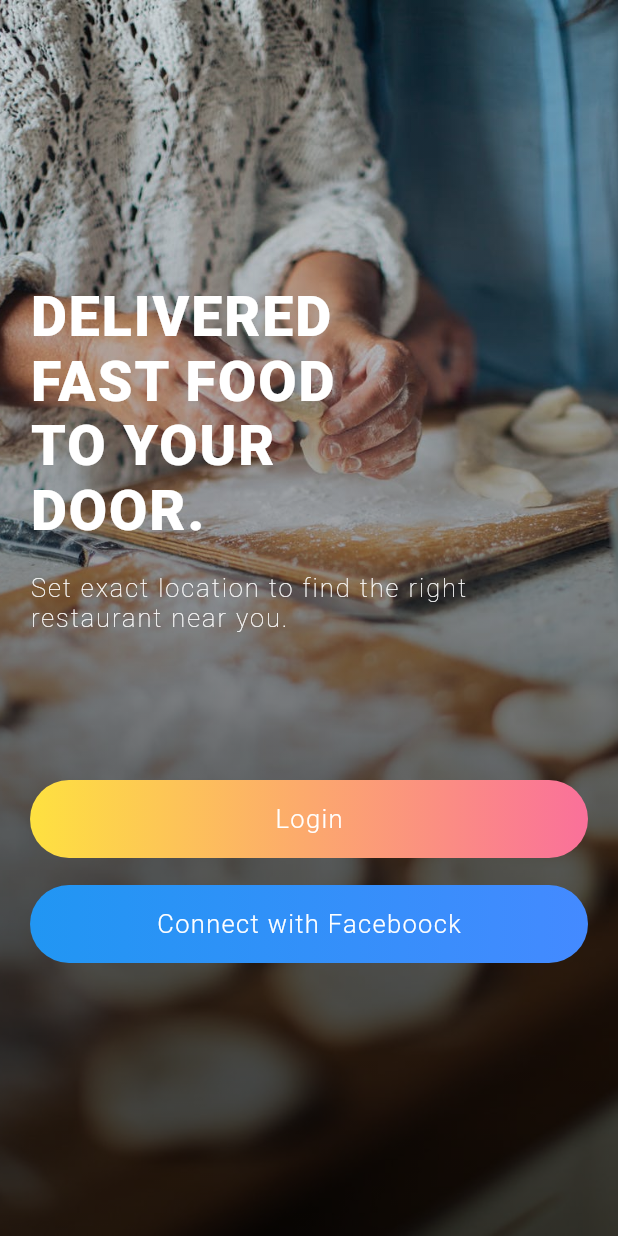
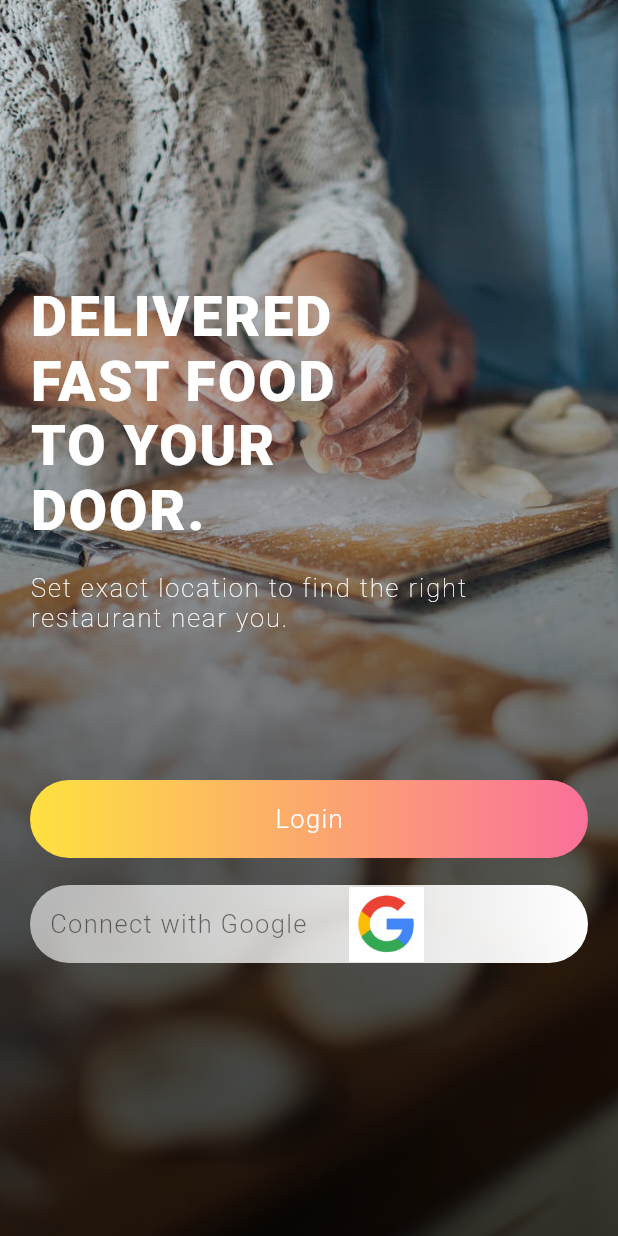
Before and after one commit to rocksolid911/food_app, a Flutter app: the screen it shows after launch, on a phone screen of 412 x 824 dp. Run offline on Flutter 3.47's test engine with Material 2 defaults, Android fonts, the phone set to English and light mode, and no system bars; our stand-ins replace after_layout, cached_network_image, carousel_pro, carousel_slider, firebase_core, flutter_rating and 6 more; missing offline and left inert: credit_card; accounts and stored records are empty; Roboto replaces fonts that are missing (Sofia).

Commit message:
add google signin button with setting of google sign in class addedd..

```diff
--- a/lib/Screen/Template1/OnBoarding_Screen/Choose_Login.dart
+++ b/lib/Screen/Template1/OnBoarding_Screen/Choose_Login.dart
@@ -159,6 +159,7 @@ class _chooseLoginState extends State<chooseLogin>
                                             tapLogin = 1;
                                           });
                                           _Playanimation();
+
                                           return tapLogin;
                                         },
                                         child: ButtonCustom(
@@ -191,9 +192,13 @@ class _chooseLoginState extends State<chooseLogin>
                                       return tapSignup;
                                     },
                                     child: ButtonCustom(
-                                      txt: "Connect with Faceboock",
-                                      gradient1: Colors.blue,
-                                      gradient2: Colors.blueAccent,
+                                      image: Image(
+                                        image: AssetImage(
+                                            'assets/Template1/image/googlelogo.png'),
+                                      ),
+                                      txt: "Connect with Google",
+                                      gradient1: Colors.white60,
+                                      gradient2: Colors.white,
                                       border: Colors.transparent,
                                     ),
                                   ),
@@ -223,8 +228,10 @@ class ButtonCustom extends StatelessWidget {
   Color gradient1;
   Color gradient2;
   Color border;
+  Image image;
 
-  ButtonCustom({this.txt, this.gradient1, this.gradient2, this.border});
+  ButtonCustom(
+      {this.txt, this.gradient1, this.gradient2, this.border, this.image});
 
   Widget build(BuildContext context) {
     return Material(
@@ -248,7 +255,8 @@ class ButtonCustom extends StatelessWidget {
                   ]),
                 ),
                 child: Center(
-                  child: Text(
+                  child: image == null
+                      ? Text(
                           txt,
                           style: TextStyle(
                               color: Colors.white,
@@ -256,9 +264,38 @@ class ButtonCustom extends StatelessWidget {
                               fontWeight: FontWeight.w300,
                               fontFamily: "Sofia",
                               letterSpacing: 0.9),
-              )),
+                        )
+                      : Row(
+                          children: [
+                            Padding(
+                              padding: const EdgeInsets.only(left:12.0),
+                              child: Text(
+                                txt,
+                                style: TextStyle(
+                                    color: Colors.black54,
+                                    fontSize: 17.0,
+                                    fontWeight: FontWeight.w300,
+                                    fontFamily: "Sofia",
+                                    letterSpacing: 0.9),
                               ),
-          );
+                            ),
+                            ClipRect(
+                              child: SizedBox(
+                                child: Padding(
+                                  padding: const EdgeInsets.only(left:28.0),
+                                  child: Image(
+                                    colorBlendMode: BlendMode.color,
+                                    fit: BoxFit.contain,
+                                    image: AssetImage(
+                                        'assets/Template1/image/googlelogo.png'),
+                                  ),
+                                ),
+                              ),
+                            ),
+                          ],
+                        ),
+                ),
+              ));
         }),
       ),
     );
--- /dev/null
+++ b/lib/services/signin_services.dart
@@ -0,0 +1,2 @@
+import 'package:flutter/material.dart';
+import 'package:google_sign_in/google_sign_in.dart';
--- a/pubspec.yaml
+++ b/pubspec.yaml
@@ -20,6 +20,8 @@ dependencies:
   flutter:
     sdk: flutter
   firebase_core: "0.5.0"
+  firebase_auth: ^0.18.0+1
+  google_sign_in: ^4.5.3
 
 
   # The following adds the Cupertino Icons font to your application.
@@ -134,6 +136,7 @@ flutter:
     - assets/Template1/image/profileBackground.png
     - assets/Template1/image/backgroundProfile.png
     - assets/Template1/image/backgroundLine.png
+    - assets/Template1/image/googlelogo.png
     - assets/Template1/banner/1.jpg
     - assets/Template1/banner/2.jpg
     - assets/Template1/banner/3.jpg
```
Also changed, not shown: lib/Screen/Template1/OnBoarding_Screen/Splash_Screen.dart (+0 -9 lines), assets/Template1/image/googlelogo.png (added), pubspec.lock, 2 other files. Lines whose indentation alone changed are shown as unchanged.
